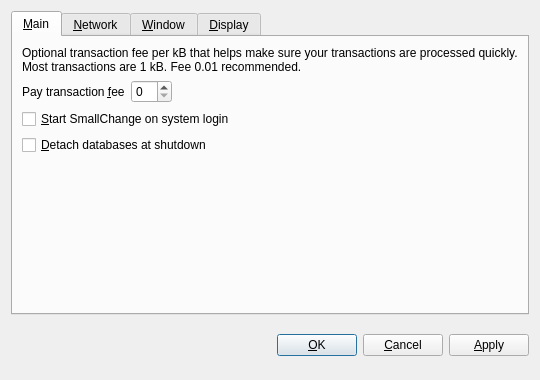
First picture: the form in src/qt/forms/optionsdialog.ui, repository betcoinproject/betcoin, before the edit.
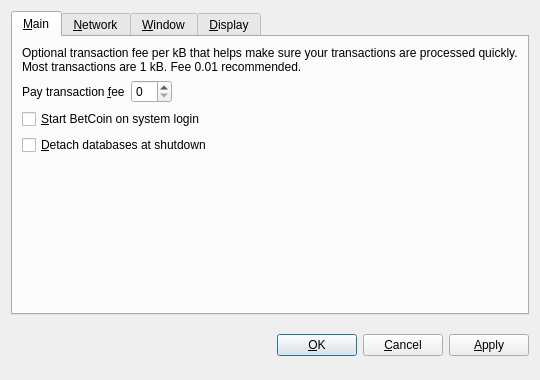
Second picture: the form after the edit. The open tabs and pages were chosen to show the change. Custom widgets are drawn as their Qt base class.

Patch:
```diff
--- a/src/qt/forms/optionsdialog.ui
+++ b/src/qt/forms/optionsdialog.ui
@@ -82,7 +82,7 @@
           <string>Automatically start SmallChange after logging in to the system.</string>
          </property>
          <property name="text">
-          <string>&amp;Start SmallChange on system login</string>
+          <string>&amp;Start BetCoin on system login</string>
          </property>
         </widget>
        </item>
```
Left out of the diff: 10 changed lines with no effect on the pictures.
